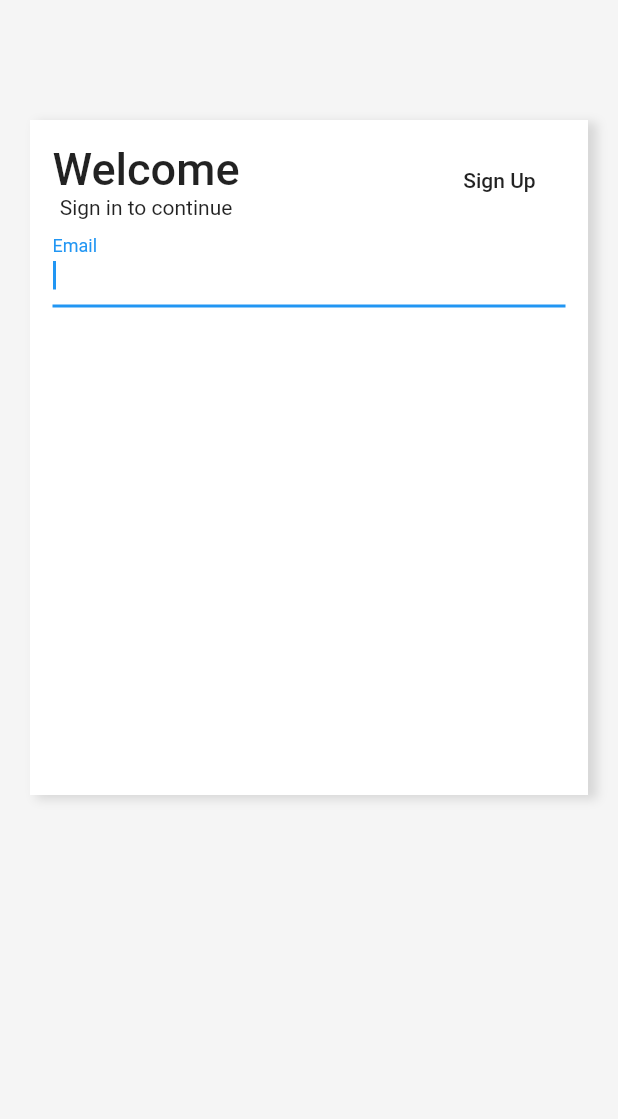
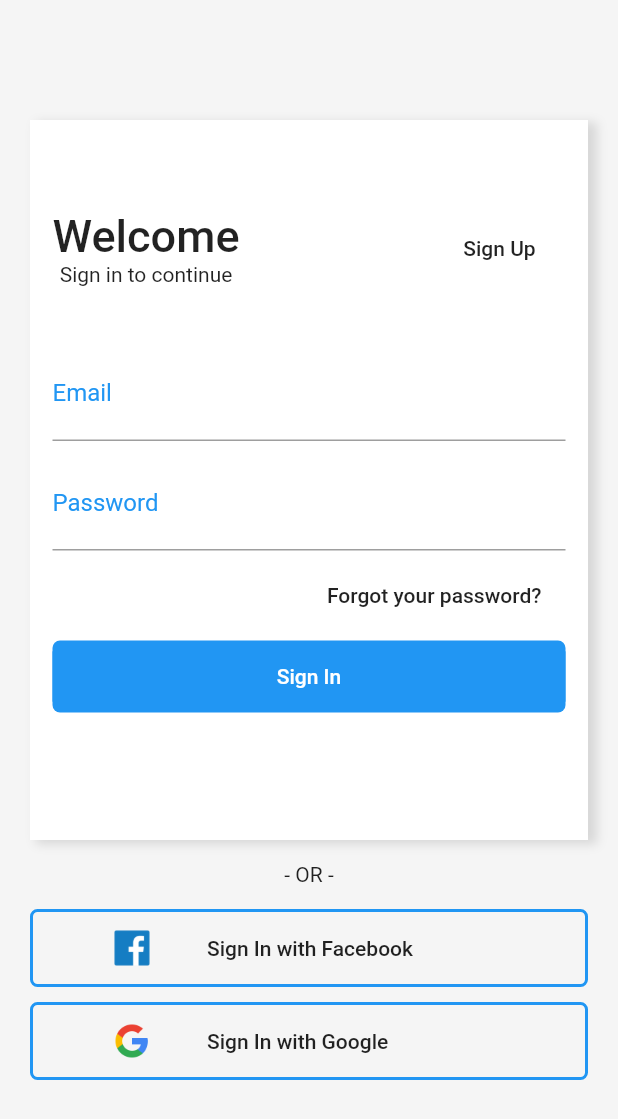
Before and after one commit to andersonlemos/flutter-shopping, a Flutter app: the screen it shows after launch, on a phone screen of 412 x 824 dp. Shown: the top 1119 px of the screen. Run offline on Flutter 3.47's test engine with Material 2 defaults, Android fonts, the phone set to English and light mode, and no system bars.

Commit message:
update UI and add assets files

```diff
--- a/lib/pages/login.page.dart
+++ b/lib/pages/login.page.dart
@@ -5,7 +5,8 @@ class LoginPage extends StatelessWidget {
   @override
   Widget build(BuildContext context) {
     return Scaffold(
-      body: Container(
+      body: SingleChildScrollView(
+        child: Container(
           color: Color(0xFFF5F5F5),
           padding: EdgeInsets.only(
             top: 80,
@@ -16,7 +17,7 @@ class LoginPage extends StatelessWidget {
           child: Column(
             children: <Widget>[
               Container(
-                height: 450,
+                height: 480,
                 decoration: BoxDecoration(
                   color: Colors.white,
                   boxShadow: [
@@ -29,7 +30,11 @@ class LoginPage extends StatelessWidget {
                   ],
                 ),
                 child: Padding(
-                  padding: EdgeInsets.all(15),
+                  padding: EdgeInsets.only(
+                    left: 15,
+                    right: 15,
+                    top: 60,
+                  ),
                   child: ListView(
                     children: <Widget>[
                       Row(
@@ -47,24 +52,140 @@ class LoginPage extends StatelessWidget {
                               Text("Sign in to continue"),
                             ],
                           ),
-                          FlatButton(
-                              child: Text("Sign Up"), onPressed: () => {}),
+                          FlatButton(child: Text("Sign Up"), onPressed: () {}),
                         ],
                       ),
+                      SizedBox(
+                        height: 40,
+                      ),
                       TextFormField(
-                        autofocus: true,
                         keyboardType: TextInputType.emailAddress,
                         decoration: InputDecoration(
                           labelText: "Email",
-
+                          labelStyle: TextStyle(
+                              color: Theme.of(context).primaryColor,
+                              fontWeight: FontWeight.w400,
+                              fontSize: 16),
+                        ),
+                        style: TextStyle(
+                          fontSize: 20,
+                        ),
+                      ),
+                      SizedBox(
+                        height: 10,
+                      ),
+                      TextFormField(
+                        keyboardType: TextInputType.text,
+                        obscureText: true,
+                        decoration: InputDecoration(
+                          labelText: "Password",
+                          labelStyle: TextStyle(
+                              color: Theme.of(context).primaryColor,
+                              fontWeight: FontWeight.w400,
+                              fontSize: 16),
+                        ),
+                        style: TextStyle(
+                          fontSize: 20,
+                        ),
+                      ),
+                      SizedBox(
+                        height: 10,
+                      ),
+                      Container(
+                        height: 40,
+                        alignment: Alignment.centerRight,
+                        child: FlatButton(
+                          child: Text("Forgot your password?"),
+                          onPressed: () {},
+                        ),
+                      ),
+                      SizedBox(
+                        height: 10,
+                      ),
+                      Container(
+                        decoration: BoxDecoration(
+                          color: Colors.blue,
+                          borderRadius: BorderRadius.all(
+                            Radius.circular(5),
+                          ),
+                        ),
+                        child: FlatButton(
+                          color: Colors.blue,
+                          child: Text(
+                            "Sign In",
+                            style: TextStyle(color: Colors.white),
+                          ),
+                          onPressed: () => {},
                         ),
                       ),
                     ],
                   ),
                 ),
               ),
+              Container(
+                padding: EdgeInsets.only(top: 15, bottom: 15),
+                child: Text(
+                  "- OR -",
+                  style: TextStyle(fontSize: 14, fontWeight: FontWeight.w400),
+                ),
+              ),
+              Container(
+                width: double.infinity,
+                decoration: BoxDecoration(
+                  border: Border.all(
+                    color: Theme.of(context).accentColor,
+                    width: 2.0,
+                  ),
+                  borderRadius: BorderRadius.all(Radius.circular(5)),
+                ),
+                child: FlatButton(
+                  child: Row(
+                    children: <Widget>[
+                      Container(
+                        height: 24,
+                        width: 100,
+                        child: Image.asset(
+                          "assets/facebook.png",
+                        ),
+                      ),
+                      Text("Sign In with Facebook"),
+                    ],
+                  ),
+                  onPressed: () {},
+                ),
+              ),
+              SizedBox(
+                height: 10,
+              ),
+              Container(
+                width: double.infinity,
+                decoration: BoxDecoration(
+                  border: Border.all(
+                    color: Theme.of(context).accentColor,
+                    width: 2.0,
+                  ),
+                  borderRadius: BorderRadius.all(Radius.circular(5)),
+                ),
+                child: FlatButton(
+                  child: Row(
+                    children: <Widget>[
+                      Container(
+                        height: 24,
+                        width: 100,
+                        child: Image.asset(
+                          "assets/google.png",
+                        ),
+                      ),
+                      Text("Sign In with Google"),
+                    ],
+                  ),
+                  onPressed: () {},
+                ),
+              ),
             ],
-          )),
+          ),
+        ),
+      ),
     );
   }
 }
```
Also changed, not shown: pubspec.yaml (+18 -0 lines), assets/Icon_Devices.png (added), assets/Icon_Gadgets.png (added), assets/Icon_Gaming.png (added), assets/Icon_Mens_Shoe.png (added), assets/Icon_Womens_Shoe.png (added), assets/facebook.png (added), assets/google.png (added), assets/product-1.png (added), assets/product-10.png (added), assets/product-2.png (added), assets/product-3.png (added), assets/product-4.png (added), assets/product-5.png (added), 4 more files, 1 other file.
